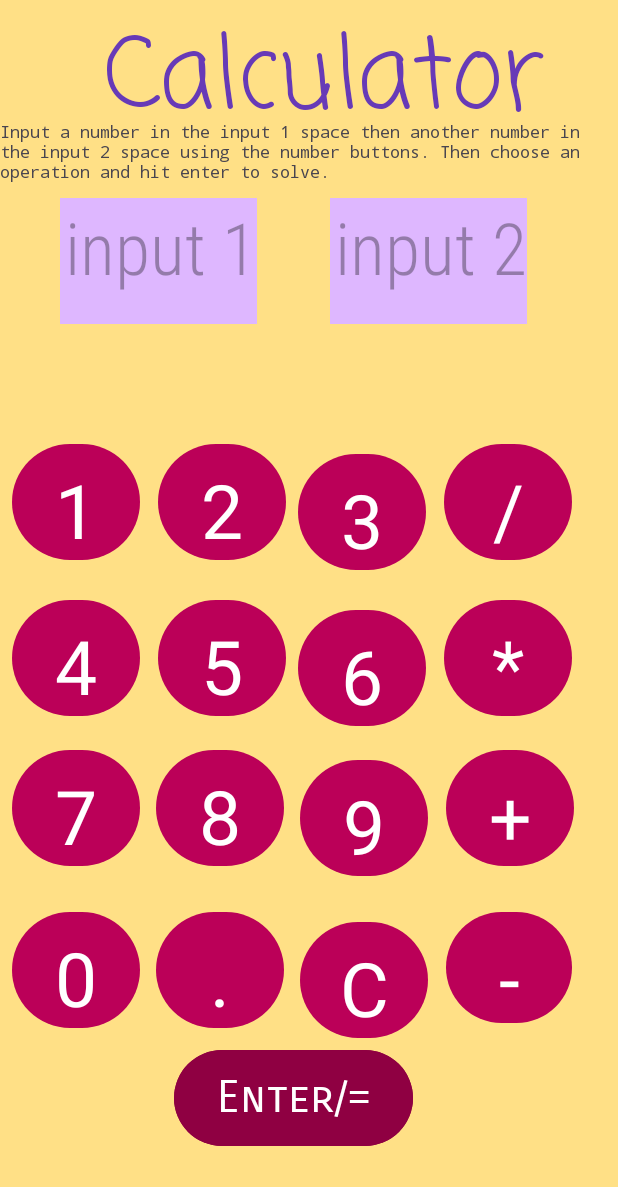
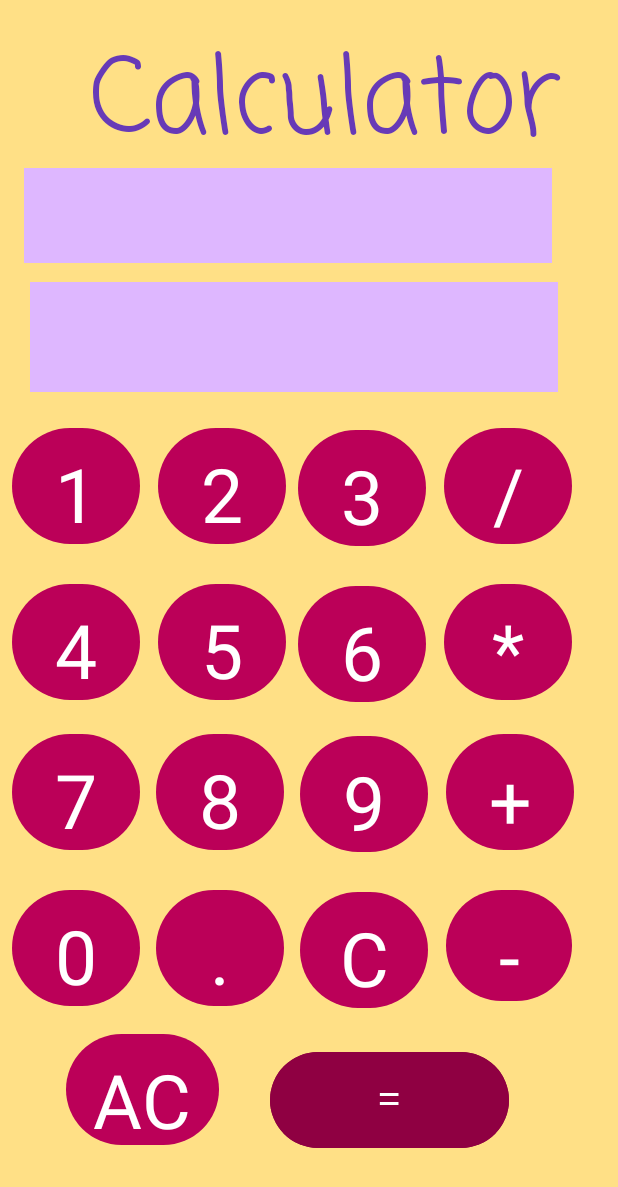
Before and after one commit to Nnethra13/CalculatorAppNattami, an Android app: the screen it shows after launch (MainActivity), on a phone screen of 412 x 824 dp. Shown: the top 1187 px of the screen. Run offline under Robolectric (Android 15) with nearby library versions, the phone set to English and light mode, and no system bars; Roboto replaces fonts that are not available here.

```diff
--- a/app/src/main/res/layout/activity_main.xml
+++ b/app/src/main/res/layout/activity_main.xml
@@ -8,7 +8,7 @@
     tools:context=".MainActivity">
 
 
-    <EditText
+    <!--<EditText
         android:id="@+id/inputEditNumberDecimal1"
         android:layout_width="131dp"
         android:layout_height="84dp"
@@ -25,24 +25,37 @@
         android:textSize="48sp"
         android:typeface="sans"
         app:layout_constraintStart_toStartOf="parent"
-        app:layout_constraintTop_toTopOf="parent" />
+        app:layout_constraintTop_toTopOf="parent" /> -->
 
-    <EditText
-        android:id="@+id/inputEditNumberDecimal2"
-        android:layout_width="131dp"
-        android:layout_height="84dp"
-        android:layout_marginStart="220dp"
-        android:layout_marginTop="132dp"
+    <TextView
+        android:id="@+id/inputTextView"
+        android:layout_width="352dp"
+        android:layout_height="73dp"
+        android:layout_marginStart="20dp"
+        android:layout_marginTop="188dp"
         android:background="@color/md_theme_dark_secondaryContainer"
         android:backgroundTint="@color/md_theme_dark_secondary"
         android:ems="10"
         android:fontFamily="sans-serif-condensed-light"
-        android:gravity="right"
-        android:hint="input 2"
+        android:gravity="center"
         android:includeFontPadding="true"
-        android:inputType="numberDecimal"
-        android:textSize="48sp"
-        android:typeface="sans"
+        android:textSize="30sp"
+        app:layout_constraintStart_toStartOf="parent"
+        app:layout_constraintTop_toTopOf="parent" />
+
+    <TextView
+        android:id="@+id/resultTextView"
+        android:layout_width="352dp"
+        android:layout_height="63dp"
+        android:layout_marginStart="16dp"
+        android:layout_marginTop="112dp"
+        android:background="@color/md_theme_dark_secondaryContainer"
+        android:backgroundTint="@color/md_theme_dark_secondary"
+        android:ems="10"
+        android:fontFamily="sans-serif-condensed-light"
+        android:gravity="center"
+        android:includeFontPadding="true"
+        android:textSize="30sp"
         app:layout_constraintStart_toStartOf="parent"
         app:layout_constraintTop_toTopOf="parent" />
 
@@ -50,31 +63,33 @@
         android:id="@+id/button1"
         style="@style/NattamiButtons"
         android:layout_marginStart="8dp"
-        android:layout_marginTop="76dp"
+        android:layout_marginTop="20dp"
         android:text="1"
-        android:onClick="buttonSelect"
+        android:onClick="onClick"
         app:layout_constraintStart_toStartOf="parent"
-        app:layout_constraintTop_toBottomOf="@+id/inputEditNumberDecimal1" />
+        app:layout_constraintTop_toBottomOf="@+id/inputTextView" />
 
     <Button
         android:id="@+id/button2"
         style="@style/NattamiButtons"
         android:layout_marginStart="12dp"
-        android:layout_marginTop="76dp"
+        android:layout_marginTop="20dp"
         android:text="2"
+        android:onClick="onClick"
         app:layout_constraintStart_toEndOf="@+id/button1"
-        app:layout_constraintTop_toBottomOf="@+id/inputEditNumberDecimal1" />
+        app:layout_constraintTop_toBottomOf="@+id/inputTextView" />
 
 
     <Button
         android:id="@+id/button3"
         style="@style/NattamiButtons"
         android:layout_marginStart="8dp"
+        android:onClick="onClick"
         android:text="3"
         app:layout_constraintBottom_toBottomOf="parent"
         app:layout_constraintStart_toEndOf="@+id/button2"
-        app:layout_constraintTop_toBottomOf="@+id/inputEditNumberDecimal1"
-        app:layout_constraintVertical_bias="0.158" />
+        app:layout_constraintTop_toBottomOf="@+id/inputTextView"
+        app:layout_constraintVertical_bias="0.044" />
 
     <Button
         android:id="@+id/button4"
@@ -82,6 +97,7 @@
         android:layout_marginStart="8dp"
         android:layout_marginTop="104dp"
         android:text="4"
+        android:onClick="onClick"
         app:layout_constraintStart_toStartOf="parent"
         app:layout_constraintTop_toTopOf="@+id/button1" />
 
@@ -91,6 +107,7 @@
         android:layout_marginStart="12dp"
         android:layout_marginTop="104dp"
         android:text="5"
+        android:onClick="onClick"
         app:layout_constraintStart_toEndOf="@+id/button4"
         app:layout_constraintTop_toTopOf="@+id/button2" />
 
@@ -100,6 +117,7 @@
         android:layout_marginStart="8dp"
         android:layout_marginTop="104dp"
         android:text="6"
+        android:onClick="onClick"
         app:layout_constraintStart_toEndOf="@+id/button5"
         app:layout_constraintTop_toTopOf="@+id/button3" />
 
@@ -107,7 +125,8 @@
         android:id="@+id/button0"
         style="@style/NattamiButtons"
         android:layout_marginStart="8dp"
-        android:layout_marginTop="312dp"
+        android:layout_marginTop="308dp"
+        android:onClick="onClick"
         android:text="0"
         app:layout_constraintStart_toStartOf="parent"
         app:layout_constraintTop_toTopOf="@+id/button1" />
@@ -118,6 +137,7 @@
         android:layout_marginStart="8dp"
         android:layout_marginTop="204dp"
         android:text="7"
+        android:onClick="onClick"
         app:layout_constraintStart_toStartOf="parent"
         app:layout_constraintTop_toTopOf="@+id/button1" />
 
@@ -125,7 +145,8 @@
         android:id="@+id/decimalButton"
         style="@style/NattamiButtons"
         android:layout_marginStart="104dp"
-        android:layout_marginTop="312dp"
+        android:layout_marginTop="308dp"
+        android:onClick="onClick"
         android:text="."
         app:layout_constraintStart_toStartOf="parent"
         app:layout_constraintTop_toTopOf="@+id/button2" />
@@ -136,15 +157,17 @@
         android:layout_marginStart="104dp"
         android:layout_marginTop="204dp"
         android:text="8"
+        android:onClick="onClick"
         app:layout_constraintStart_toStartOf="parent"
         app:layout_constraintTop_toTopOf="@+id/button2" />
 
 
     <Button
-        android:id="@+id/clearTextButton"
+        android:id="@+id/clearButton"
         style="@style/NattamiButtons"
         android:layout_marginStart="200dp"
-        android:layout_marginTop="312dp"
+        android:layout_marginTop="308dp"
+        android:onClick="onClick"
         android:text="C"
         app:layout_constraintStart_toStartOf="parent"
         app:layout_constraintTop_toTopOf="@+id/button3" />
@@ -155,6 +178,7 @@
         android:layout_marginStart="200dp"
         android:layout_marginTop="204dp"
         android:text="9"
+        android:onClick="onClick"
         app:layout_constraintStart_toStartOf="parent"
         app:layout_constraintTop_toTopOf="@+id/button3" />
 
@@ -162,10 +186,11 @@
         android:id="@+id/divideButton"
         style="@style/NattamiButtons"
         android:layout_marginStart="12dp"
-        android:layout_marginTop="76dp"
+        android:layout_marginTop="20dp"
         android:text="/"
+        android:onClick="onClick"
         app:layout_constraintStart_toEndOf="@+id/button3"
-        app:layout_constraintTop_toBottomOf="@+id/inputEditNumberDecimal1" />
+        app:layout_constraintTop_toBottomOf="@+id/inputTextView" />
 
     <Button
         android:id="@+id/multiplyButton"
@@ -173,6 +198,7 @@
         android:layout_marginStart="12dp"
         android:layout_marginTop="104dp"
         android:text="*"
+        android:onClick="onClick"
         app:layout_constraintStart_toEndOf="@+id/button6"
         app:layout_constraintTop_toTopOf="@+id/divideButton" />
 
@@ -182,6 +208,7 @@
         android:layout_marginStart="12dp"
         android:layout_marginTop="204dp"
         android:text="+"
+        android:onClick="onClick"
         app:layout_constraintStart_toEndOf="@+id/button9"
         app:layout_constraintTop_toTopOf="@+id/divideButton" />
 
@@ -191,60 +218,51 @@
         android:layout_width="84dp"
         android:layout_height="82dp"
         android:layout_marginStart="12dp"
-        android:layout_marginTop="312dp"
+        android:layout_marginTop="308dp"
+        android:onClick="onClick"
         android:text="-"
-        app:layout_constraintStart_toEndOf="@+id/clearTextButton"
+        app:layout_constraintStart_toEndOf="@+id/clearButton"
         app:layout_constraintTop_toTopOf="@+id/divideButton" />
 
     <Button
         android:id="@+id/enterButton"
         android:layout_width="159dp"
         android:layout_height="72dp"
-        android:layout_marginStart="116dp"
-        android:layout_marginTop="480dp"
+        android:layout_marginStart="180dp"
+        android:layout_marginTop="436dp"
         android:backgroundTint="@color/md_theme_dark_primaryContainer"
         android:fontFamily="sans-serif-smallcaps"
-        android:onClick="displayAns"
+        android:onClick="onClick"
         android:padding="@dimen/functionButtonPadding"
-        android:text="Enter/="
+        android:text="="
         android:textSize="30sp"
         app:layout_constraintStart_toStartOf="parent"
-        app:layout_constraintTop_toBottomOf="@+id/inputEditNumberDecimal1" />
+        app:layout_constraintTop_toBottomOf="@+id/inputTextView" />
+
+    <Button
+        android:id="@+id/allClearButton"
+        style="@style/NattamiButtons"
+        android:layout_width="102dp"
+        android:layout_height="82dp"
+        android:layout_marginStart="44dp"
+        android:layout_marginTop="404dp"
+        android:onClick="onClick"
+        android:text="AC"
+        app:layout_constraintStart_toStartOf="parent"
+        app:layout_constraintTop_toTopOf="@+id/button1" />
 
     <TextView
-        android:id="@+id/textView4"
-        android:layout_width="311dp"
-        android:layout_height="96dp"
-        android:layout_marginTop="4dp"
-        android:layout_marginEnd="40dp"
+        android:id="@+id/titleTextView"
+        android:layout_width="326dp"
+        android:layout_height="97dp"
+        android:layout_marginTop="16dp"
+        android:layout_marginEnd="32dp"
         android:fontFamily="casual"
         android:text="Calculator"
         android:textAlignment="center"
         android:textColor="#673AB7"
-        android:textSize="65sp"
+        android:textSize="70sp"
         app:layout_constraintEnd_toEndOf="parent"
-        app:layout_constraintTop_toTopOf="parent" />
-
-    <TextView
-        android:id="@+id/textView2"
-        android:layout_width="wrap_content"
-        android:layout_height="wrap_content"
-        android:layout_marginTop="80dp"
-        android:fontFamily="monospace"
-        android:text="Input a number in the input 1 space then another number in the input 2 space using the number buttons. Then choose an operation and hit enter to solve."
-        android:textSize="11sp"
-        app:layout_constraintStart_toStartOf="parent"
-        app:layout_constraintTop_toTopOf="parent" />
-
-    <TextView
-        android:id="@+id/answerTextView"
-        android:layout_width="wrap_content"
-        android:layout_height="wrap_content"
-        android:layout_marginStart="200dp"
-        android:layout_marginTop="240dp"
-        android:gravity="center"
-        android:textSize="30sp"
-        app:layout_constraintStart_toStartOf="parent"
         app:layout_constraintTop_toTopOf="parent" />
 
 
```
Also changed, not shown: app/src/main/java/com/example/calculatorappnattami/MainActivity.java (+185 -74 lines).
